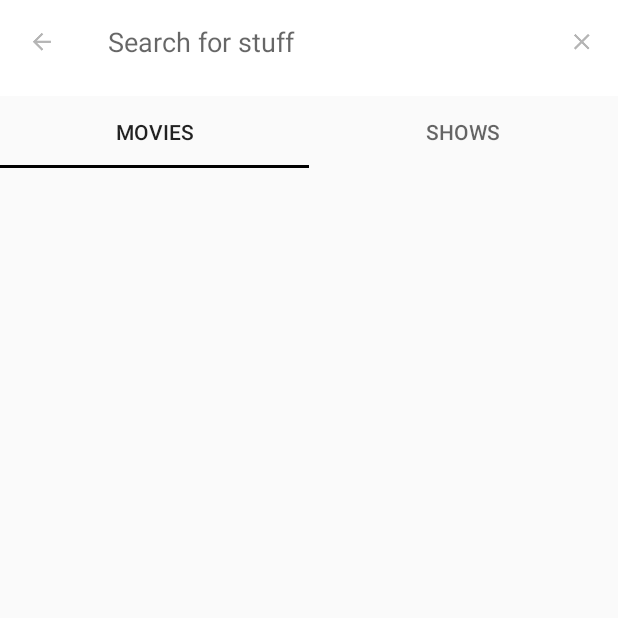
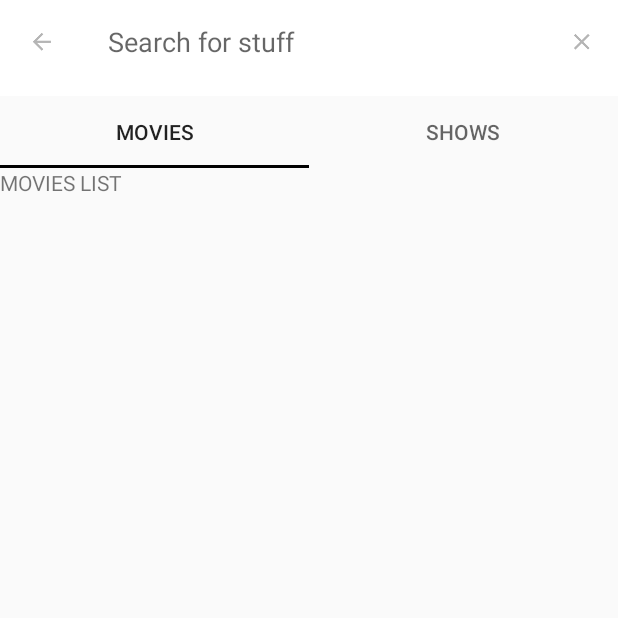
Before and after one commit to codeteo/AssignmentAthl, an Android app: the screen it shows after launch (SearchActivity), after a tap on "Assignment", on a phone screen of 412 x 824 dp, the top half of it. Run offline under Robolectric (Android 15) with nearby library versions, the light colour scheme and no system bars; our stand-ins replace Dagger/Hilt's generated code, RxJava, Timber; libraries missing offline, so code that uses them is left out: com.jakewharton.rxbinding2, com.squareup.otto; 2 statements that could not run were skipped.

Commit message:
Passes queryText from SearchActivity to MoviesListPresenter

```diff
--- a/app/src/main/java/com/assignment/teo/features/search/SearchActivity.java
+++ b/app/src/main/java/com/assignment/teo/features/search/SearchActivity.java
@@ -12,6 +12,8 @@ import android.view.ViewTreeObserver;
 
 import com.assignment.teo.R;
 import com.assignment.teo.common.base.BaseTransitionActivity;
+import com.assignment.teo.data.bus.BusProvider;
+import com.assignment.teo.data.bus.events.QueryTextChangeEvent;
 import com.assignment.teo.features.search.fragments.movies.MoviesListFragment;
 import com.assignment.teo.features.search.fragments.shows.ShowsListFragment;
 import com.assignment.teo.features.search.views.SearchBar;
@@ -139,8 +141,7 @@ public class SearchActivity extends BaseTransitionActivity
 
     @Override
     public void onTextChanged(String text) {
-        Timber.i("SEARCH-ACTIVITY TEXT: %s", text);
-        // TODO: 15/3/2019 Call presenter to initiate network request
+        BusProvider.getInstance().post(new QueryTextChangeEvent(text));
     }
 
     @Override
--- a/app/src/main/java/com/assignment/teo/features/search/fragments/movies/MoviesListFragment.java
+++ b/app/src/main/java/com/assignment/teo/features/search/fragments/movies/MoviesListFragment.java
@@ -5,8 +5,10 @@ import android.os.Bundle;
 import android.support.annotation.NonNull;
 import android.support.annotation.Nullable;
 import android.view.LayoutInflater;
+import android.view.View;
 import android.view.ViewGroup;
 
+import com.assignment.teo.R;
 import com.assignment.teo.data.bus.events.QueryTextChangeEvent;
 import com.assignment.teo.domain.entities.Movie;
 import com.assignment.teo.features.search.base.BaseTabFragment;
@@ -44,13 +46,22 @@ public class MoviesListFragment extends BaseTabFragment implements MoviesListMVP
 
     @Nullable
     @Override
-    public android.view.View onCreateView(@NonNull LayoutInflater inflater, @Nullable ViewGroup container, @Nullable Bundle savedInstanceState) {
-        return super.onCreateView(inflater, container, savedInstanceState);
+    public android.view.View onCreateView(@NonNull LayoutInflater inflater,
+                                  @Nullable ViewGroup container, @Nullable Bundle savedInstanceState) {
+        View view = inflater.inflate(R.layout.fragment_movies_list, container, false);
+
+        initViews(view);
+
+        return view;
+    }
+
+    private void initViews(View view) {
+        // TODO: 16/3/2019
     }
 
     @Subscribe
     public void onQueryTextChanged(QueryTextChangeEvent event) {
-
+        presenter.onSearchMovies(event.getQueryText());
     }
 
     @Override
--- a/app/src/main/java/com/assignment/teo/features/search/fragments/movies/MoviesListPresenter.java
+++ b/app/src/main/java/com/assignment/teo/features/search/fragments/movies/MoviesListPresenter.java
@@ -4,6 +4,8 @@ import com.assignment.teo.di.scopes.FragmentScope;
 import com.assignment.teo.domain.SearchMoviesUseCase;
 
 import javax.inject.Inject;
+
+import timber.log.Timber;
 
 @FragmentScope
 public class MoviesListPresenter implements MoviesListMVP.Presenter {
@@ -12,7 +14,7 @@ public class MoviesListPresenter implements MoviesListMVP.Presenter {
     private MoviesListMVP.View view;
 
     @Inject
-    public MoviesListPresenter(SearchMoviesUseCase searchMovies, MoviesListMVP.View view) {
+    MoviesListPresenter(SearchMoviesUseCase searchMovies, MoviesListMVP.View view) {
         this.searchMovies = searchMovies;
         this.view = view;
     }
@@ -20,5 +22,6 @@ public class MoviesListPresenter implements MoviesListMVP.Presenter {
     @Override
     public void onSearchMovies(String queryText) {
 //        searchMovies.getMovies()
+        Timber.i("PRESENTER - SEARCH - STRING %s", queryText);
     }
 }
--- a/app/src/main/java/com/assignment/teo/features/search/fragments/movies/di/MoviesListDataModule.java
+++ b/app/src/main/java/com/assignment/teo/features/search/fragments/movies/di/MoviesListDataModule.java
@@ -25,8 +25,6 @@ import static com.assignment.teo.utils.Qualifiers.API_KEY;
 
 @Module
 public class MoviesListDataModule {
-
-    // service, repository, remoteDS, localDS, useCase
 
     @FragmentScope
     @Provides
--- /dev/null
+++ b/app/src/main/res/layout/fragment_movies_list.xml
@@ -0,0 +1,11 @@
+<?xml version="1.0" encoding="utf-8"?>
+<android.support.constraint.ConstraintLayout xmlns:android="http://schemas.android.com/apk/res/android"
+    android:layout_width="match_parent"
+    android:layout_height="match_parent">
+
+    <TextView
+        android:text="MOVIES LIST"
+        android:layout_width="match_parent"
+        android:layout_height="wrap_content" />
+
+</android.support.constraint.ConstraintLayout>
```
